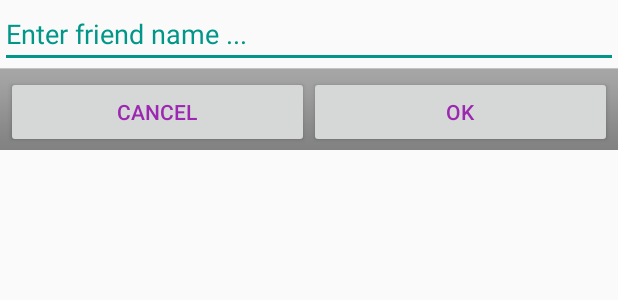
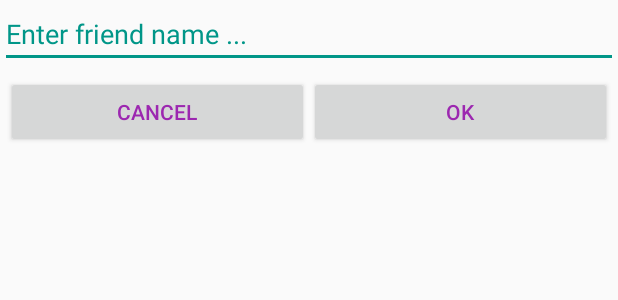
Before and after one commit to simonsays298/Trivia, an Android app: the layout dialog_add_new_friend.xml on its own in the app's theme, with its tools: preview values and no code run, on a phone screen of 412 x 824 dp. Shown: the top 300 px of the screen. Run offline under Robolectric (Android 15) with nearby library versions, the phone set to English and light mode, and no system bars.

Commit message:
Change background for Cancel + Ok Buttons into White.

```diff
--- a/app/src/main/res/layout/dialog_add_new_friend.xml
+++ b/app/src/main/res/layout/dialog_add_new_friend.xml
@@ -14,7 +14,7 @@
         android:textColor="@color/Green" />
     <LinearLayout
         android:orientation="horizontal"
-        android:background="@android:drawable/bottom_bar"
+
         android:paddingLeft="4.0dip"
         android:paddingTop="5.0dip"
         android:paddingRight="4.0dip"
```
